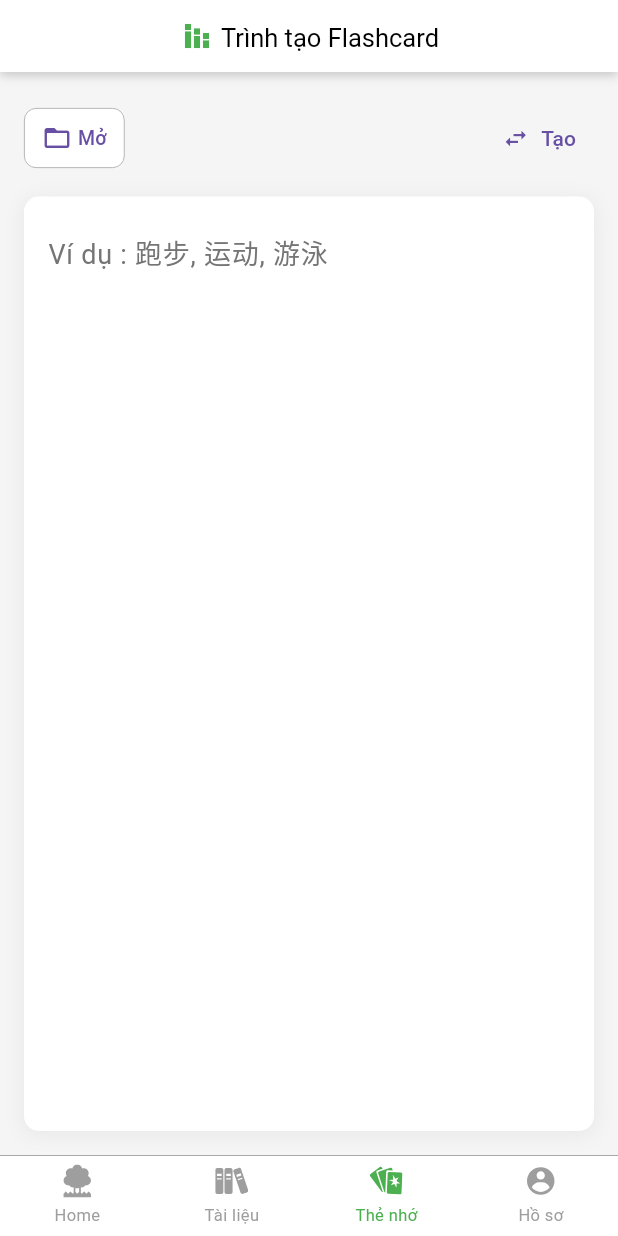
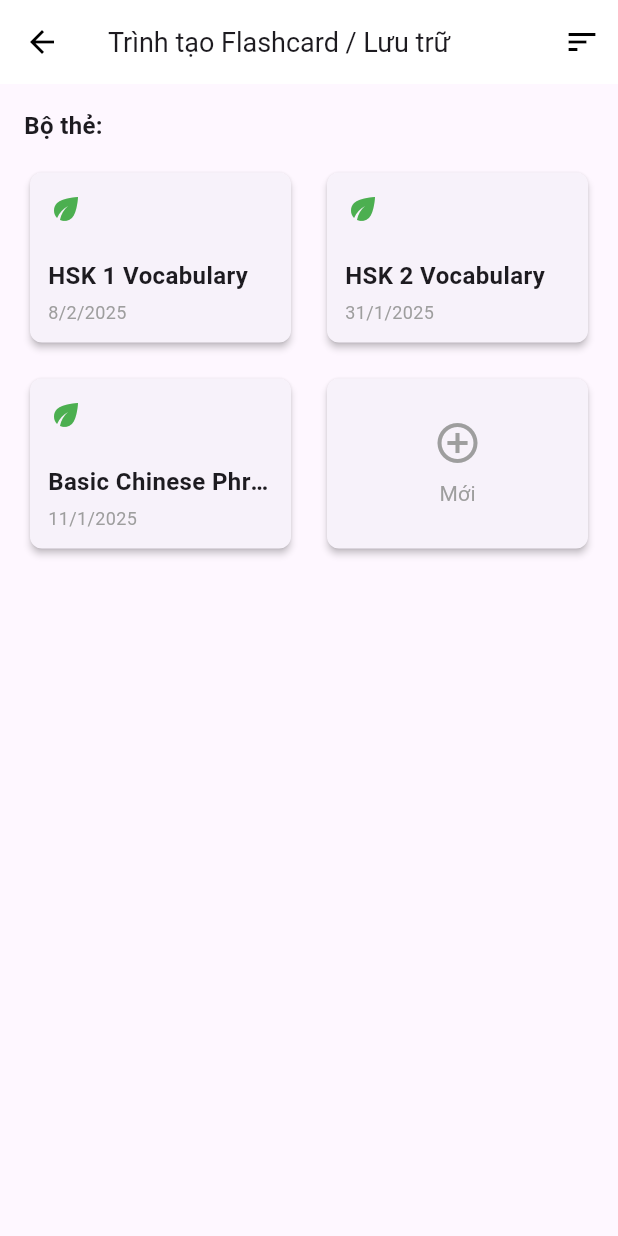
Before and after one commit to hasonsk/Luping-app, a Flutter app: the screen it shows after launch, item 3 of the bottom bar chosen, after a tap on "Mở", on a phone screen of 412 x 824 dp. Run offline on Flutter 3.47's test engine with Material 3 defaults, Android fonts, the phone set to English and light mode, and no system bars; our stand-ins replace cached_network_image, carousel_slider, cloud_firestore, firebase_core, flutter_html, flutter_svg and 4 more; accounts and stored records are empty.

Commit message:
Add screen list flashcard

```diff
--- /dev/null
+++ b/lib/data/flashcard_data.dart
@@ -0,0 +1,70 @@
+import 'package:flutter/material.dart';
+import '../models/flashcard.dart';
+
+const String userId = "user_123";
+
+final List<Flashcard> flashcards = [
+  Flashcard(
+    id: "flashcard_001",
+    title: "HSK 1 Vocabulary",
+    createdAt: DateTime.now().subtract(const Duration(days: 2)),
+    ownerId: userId,
+    isPublic: true,
+    items: [
+      FlashcardItem(
+        question: "谢谢 (xièxiè)",
+        answer: "Cảm ơn",
+      ),
+      FlashcardItem(
+        question: "不客气 (bú kèqì)",
+        answer: "Không có gì",
+      ),
+      FlashcardItem(
+        question: "你好 (nǐ hǎo)",
+        answer: "Xin chào",
+      ),
+    ],
+  ),
+  Flashcard(
+    id: "flashcard_002",
+    title: "HSK 2 Vocabulary",
+    createdAt: DateTime.now().subtract(const Duration(days: 10)),
+    ownerId: userId,
+    isPublic: false,
+    items: [
+      FlashcardItem(
+        question: "今天 (jīntiān)",
+        answer: "Hôm nay",
+      ),
+      FlashcardItem(
+        question: "明天 (míngtiān)",
+        answer: "Ngày mai",
+      ),
+      FlashcardItem(
+        question: "昨天 (zuótiān)",
+        answer: "Hôm qua",
+      ),
+    ],
+  ),
+  Flashcard(
+    id: "flashcard_003",
+    title: "Basic Chinese Phrases",
+    createdAt: DateTime.now().subtract(const Duration(days: 30)),
+    ownerId: "user_456", // Một user khác
+    isPublic: true,
+    items: [
+      FlashcardItem(
+        question: "请问 (qǐngwèn)",
+        answer: "Xin hỏi",
+      ),
+      FlashcardItem(
+        question: "对不起 (duìbuqǐ)",
+        answer: "Xin lỗi",
+      ),
+      FlashcardItem(
+        question: "没关系 (méi guānxi)",
+        answer: "Không sao",
+      ),
+    ],
+  ),
+];
--- /dev/null
+++ b/lib/models/flashcard.dart
@@ -0,0 +1,30 @@
+import 'package:flutter/material.dart';
+import 'flashcard_item.dart';
+
+class Flashcard {
+  final String id;
+  final String title;
+  final DateTime createdAt;
+  final String ownerId;
+  final List<FlashcardItem> items;
+  final bool isPublic;
+
+  Flashcard({
+    required this.id,
+    required this.title,
+    required this.createdAt,
+    required this.ownerId,
+    required this.items,
+    this.isPublic = false, // Mặc định là riêng tư
+  });
+}
+
+class FlashcardItem {
+  final String question;
+  final String answer;
+
+  FlashcardItem({
+    required this.question,
+    required this.answer,
+  });
+}
--- /dev/null
+++ b/lib/models/flashcard_item.dart
@@ -0,0 +1,9 @@
+class FlashcardItem {
+  final String question;
+  final String answer;
+
+  FlashcardItem({
+    required this.question,
+    required this.answer,
+  });
+}
--- /dev/null
+++ b/lib/pages/flashcard/flashcard_list_page.dart
@@ -0,0 +1,122 @@
+import 'package:flutter/material.dart';
+import '../../models/flashcard.dart';
+
+class FlashcardListPage extends StatelessWidget {
+  final List<Flashcard> flashcards;
+
+  const FlashcardListPage({super.key, required this.flashcards});
+
+  @override
+  Widget build(BuildContext context) {
+    return Scaffold(
+      appBar: AppBar(
+        title: const Text(
+          "Trình tạo Flashcard / Lưu trữ",
+          style: TextStyle(fontSize: 18),
+        ),
+        backgroundColor: Colors.white,
+        elevation: 0,
+        centerTitle: false,
+        leading: IconButton(
+          icon: const Icon(Icons.arrow_back, color: Colors.black),
+          onPressed: () => Navigator.pop(context),
+        ),
+        actions: [
+          IconButton(
+            icon: const Icon(Icons.sort, color: Colors.black),
+            onPressed: () {
+              // Xử lý sắp xếp flashcard
+            },
+          ),
+        ],
+      ),
+      body: Padding(
+        padding: const EdgeInsets.all(16.0),
+        child: Column(
+          crossAxisAlignment: CrossAxisAlignment.start,
+          children: [
+            const Text(
+              "Bộ thẻ:",
+              style: TextStyle(fontSize: 16, fontWeight: FontWeight.bold),
+            ),
+            const SizedBox(height: 16),
+            Expanded(
+              child: GridView.builder(
+                gridDelegate: const SliverGridDelegateWithFixedCrossAxisCount(
+                  crossAxisCount: 2, // 2 cột
+                  crossAxisSpacing: 16,
+                  mainAxisSpacing: 16,
+                  childAspectRatio: 1.5,
+                ),
+                itemCount: flashcards.length + 1, // Thêm 1 mục "Mới"
+                itemBuilder: (context, index) {
+                  if (index < flashcards.length) {
+                    final flashcard = flashcards[index];
+                    return GestureDetector(
+                      onTap: () {
+                        // Xử lý khi nhấn vào flashcard
+                      },
+                      child: Card(
+                        shape: RoundedRectangleBorder(
+                          borderRadius: BorderRadius.circular(8),
+                        ),
+                        elevation: 2,
+                        child: Padding(
+                          padding: const EdgeInsets.all(12.0),
+                          child: Column(
+                            crossAxisAlignment: CrossAxisAlignment.start,
+                            children: [
+                              const Icon(Icons.eco, color: Colors.green),
+                              const Spacer(),
+                              Text(
+                                flashcard.title,
+                                style: const TextStyle(
+                                    fontSize: 16, fontWeight: FontWeight.bold),
+                                maxLines: 1,
+                                overflow: TextOverflow.ellipsis,
+                              ),
+                              const SizedBox(height: 4),
+                              Text(
+                                "${flashcard.createdAt.day}/${flashcard.createdAt.month}/${flashcard.createdAt.year}",
+                                style: const TextStyle(fontSize: 12, color: Colors.grey),
+                              ),
+                            ],
+                          ),
+                        ),
+                      ),
+                    );
+                  } else {
+                    return GestureDetector(
+                      onTap: () {
+                        // Xử lý tạo flashcard mới
+                      },
+                      child: Card(
+                        shape: RoundedRectangleBorder(
+                          borderRadius: BorderRadius.circular(8),
+                        ),
+                        elevation: 2,
+                        child: Center(
+                          child: Column(
+                            mainAxisAlignment: MainAxisAlignment.center,
+                            children: const [
+                              Icon(Icons.add_circle_outline, color: Colors.grey, size: 32),
+                              SizedBox(height: 8),
+                              Text(
+                                "Mới",
+                                style: TextStyle(fontSize: 14, color: Colors.grey),
+                              ),
+                            ],
+                          ),
+                        ),
+                      ),
+                    );
+                  }
+                },
+              ),
+            ),
+          ],
+        ),
+      ),
+    );
+  }
+}
--- /dev/null
+++ b/lib/pages/flashcard/flashcard_page.dart
@@ -0,0 +1,184 @@
+import 'package:flutter/material.dart';
+import 'package:flutter/services.dart';
+import '../../models/flashcard.dart';
+import '../../models/flashcard_item.dart';
+import 'flashcard_list_page.dart';
+
+class FlashcardPage extends StatefulWidget {
+  const FlashcardPage({super.key});
+
+  @override
+  State<FlashcardPage> createState() => _FlashcardPageState();
+}
+
+class _FlashcardPageState extends State<FlashcardPage> {
+
+  final List<Flashcard> flashcards = [
+    Flashcard(
+      id: "flashcard_001",
+      title: "HSK 1 Vocabulary",
+      createdAt: DateTime.now().subtract(const Duration(days: 2)),
+      ownerId: "user_123",
+      isPublic: true,
+      items: [],
+    ),
+    Flashcard(
+      id: "flashcard_002",
+      title: "HSK 2 Vocabulary",
+      createdAt: DateTime.now().subtract(const Duration(days: 10)),
+      ownerId: "user_123",
+      isPublic: false,
+      items: [],
+    ),
+    Flashcard(
+      id: "flashcard_003",
+      title: "Basic Chinese Phrases",
+      createdAt: DateTime.now().subtract(const Duration(days: 30)),
+      ownerId: "user_456", // Một user khác
+      isPublic: true,
+      items: [],
+    ),
+  ];
+
+  @override
+  Widget build(BuildContext context) {
+    return Scaffold(
+      backgroundColor: Colors.white,
+      appBar: PreferredSize(
+        preferredSize: const Size.fromHeight(48.0), // Đặt chiều cao của AppBar ở đây
+        child: Container(
+          decoration: BoxDecoration(
+            color: Colors.white, // Màu nền của AppBar
+            boxShadow: [
+              BoxShadow(
+                color: Colors.black.withOpacity(0.2), // Giảm độ đậm của bóng đổ
+                spreadRadius: 0,
+                blurRadius: 5.0, // Tăng độ mờ của bóng đổ
+                offset: const Offset(0, 2), // Bóng đổ chỉ xuất hiện ở phần dưới
+              ),
+            ],
+          ),
+          child: AppBar(
+            systemOverlayStyle: const SystemUiOverlayStyle(
+              statusBarColor: Colors.white,
+              statusBarBrightness: Brightness.light,
+              statusBarIconBrightness: Brightness.dark,
+            ),
+            backgroundColor: Colors.white, // Đặt màu nền AppBar thành trắng
+            elevation: 0, // Tắt đổ bóng mặc định
+            centerTitle: true,
+            title: const Row(
+              mainAxisAlignment: MainAxisAlignment.center,
+              crossAxisAlignment: CrossAxisAlignment.end,
+              children: [
+                  Icon(Icons.stacked_bar_chart, color: Colors.green,),
+                  SizedBox(width: 4,),
+                  Text('Trình tạo Flashcard',
+                  style: TextStyle(
+                    color: Colors.black,
+                    fontSize: 17,
+                  ),
+                ),
+              ],
+            ),
+          ),
+        ),
+      ),
+      body: Container(
+        color: const Color(0xFFF5F5F5),
+        child: Padding(
+          padding: const EdgeInsets.fromLTRB(16, 20, 16, 16),
+          child: Column(
+            crossAxisAlignment: CrossAxisAlignment.start,
+            children: [
+              Container(
+                child: Row(
+                  children: [
+                    TextButton(
+                      onPressed: () {
+                        Navigator.push(
+                          context,
+                          MaterialPageRoute(
+                            builder: (context) => FlashcardListPage(flashcards: flashcards),
+                          ),
+                        );
+                      },
+                      style: ButtonStyle(
+                        backgroundColor: MaterialStateProperty.all<Color>(Colors.white),
+                        side: MaterialStateProperty.all<BorderSide>(
+                            const BorderSide(color: Colors.grey, width: 0.5)),
+                        shape: MaterialStateProperty.all<RoundedRectangleBorder>(
+                          RoundedRectangleBorder(
+                            borderRadius: BorderRadius.circular(8),
+                          ),
+                        ),
+                      ),
+                      child: const Row(
+                        mainAxisSize: MainAxisSize.min,
+                        children: [
+                          Icon(Icons.folder_open, size: 20),
+                          SizedBox(width: 4),
+                          Text(
+                            'Mở',
+                            style: TextStyle(fontSize: 13),
+                          ),
+                        ],
+                      ),
+                    ),
+
+                    const Expanded(child: SizedBox()),
+                    TextButton(
+                      onPressed: () {},
+                      child: const Row(
+                        mainAxisSize: MainAxisSize.min,
+                        children: [
+                          Icon(Icons.swap_horiz),
+                          SizedBox(width: 8),
+                          Text('Tạo'),
+                        ],
+                      ),
+                    )
+                  ],
+                ),
+              ),
+              const SizedBox(height: 15),
+              Expanded(
+                child: Container(
+                  padding: const EdgeInsets.all(16.0),
+                  decoration: BoxDecoration(
+                    color: Colors.white,
+                    borderRadius: BorderRadius.circular(10),
+                    boxShadow: [
+                      BoxShadow(
+                        color: Colors.black.withOpacity(0.05),
+                        spreadRadius: 1,
+                        blurRadius: 10,
+                        offset: const Offset(0, 2),
+                      ),
+                    ],
+                  ),
+                  child: TextField(
+                    decoration: InputDecoration(
+                      hintText: 'Ví dụ : 跑步, 运动, 游泳  ',
+                      hintStyle: TextStyle(
+                        fontSize: 18,
+                        color: Colors.grey[600],
+                      ),
+                      border: InputBorder.none,
+                    ),
+                    style: const TextStyle(
+                      fontSize: 18,
+                      color: Colors.black,
+                    ),
+                    maxLines: null,
+                    expands: true,
+                  ),
+                ),
+              ),
+            ],
+          ),
+        ),
+      ),
+    );
+  }
+}
--- a/lib/pages/mainscreen.dart
+++ b/lib/pages/mainscreen.dart
@@ -4,7 +4,7 @@ import 'package:flutter_svg/flutter_svg.dart';
 import 'home.dart';
 import 'profile.dart';
 import 'notebook.dart';
-import 'flashcard.dart';
+import 'flashcard/flashcard_page.dart';
 
 class MainScreen extends StatefulWidget {
   const MainScreen({super.key});
@@ -31,7 +31,7 @@ class _MainScreenState extends State<MainScreen> {
         },
       ),
       const Notebook(),
-      const Flashcard(),
+      const FlashcardPage(),
       const Profile(),
     ]);
   }
```
